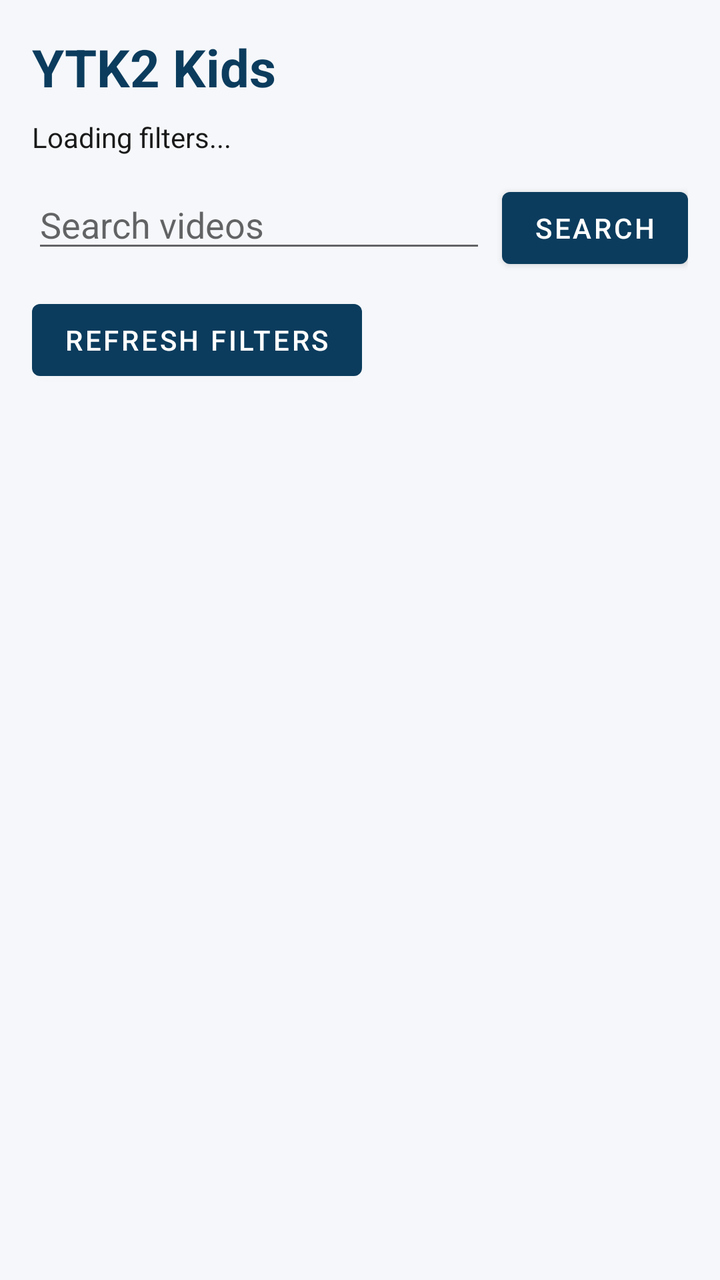
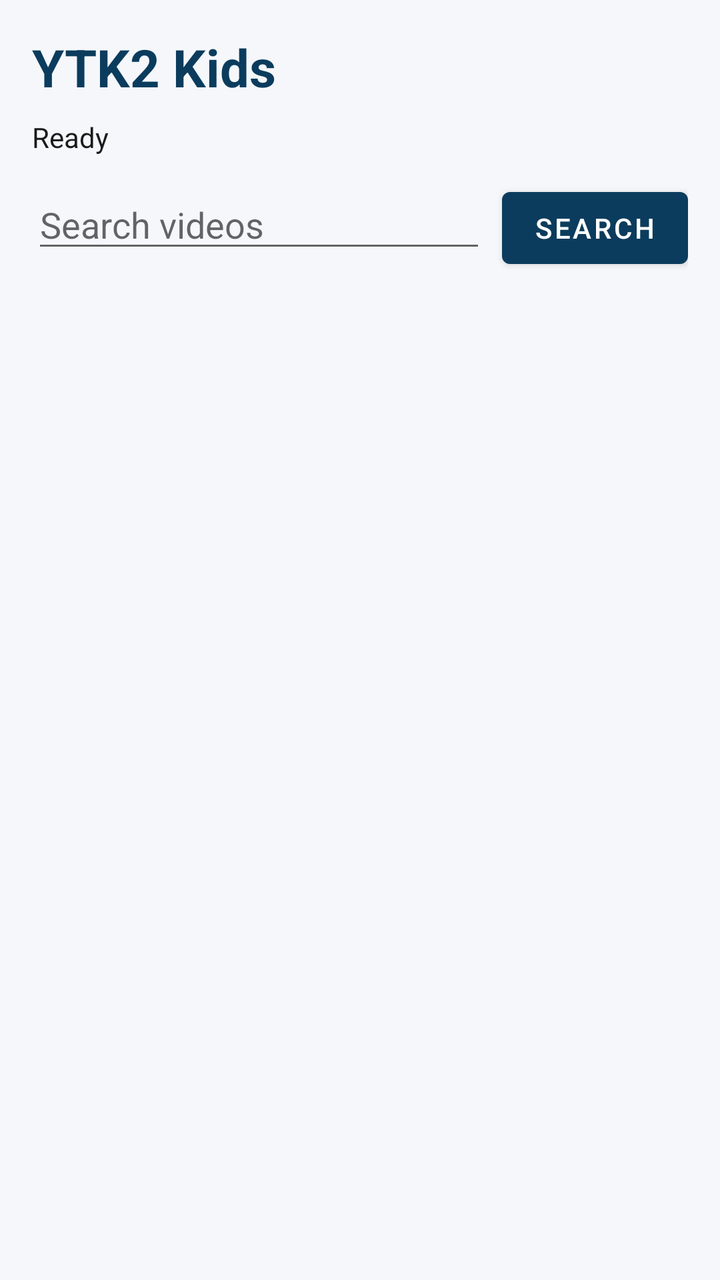

Screens rendered from an Android XML layout before and after an edit, with the pre-edit source and the edit as a unified diff.
<!-- AndroidManifest.xml: application theme Theme.YTK2 -->
<!-- res/layout/activity_main.xml -->
<?xml version="1.0" encoding="utf-8"?>
<androidx.constraintlayout.widget.ConstraintLayout xmlns:android="http://schemas.android.com/apk/res/android"
    xmlns:app="http://schemas.android.com/apk/res-auto"
    android:layout_width="match_parent"
    android:layout_height="match_parent"
    android:padding="16dp"
    android:background="@color/ytk2_bg">

    <TextView
        android:id="@+id/titleText"
        android:layout_width="0dp"
        android:layout_height="wrap_content"
        android:text="YTK2 Kids"
        android:textSize="26sp"
        android:textStyle="bold"
        android:textColor="@color/ytk2_primary"
        app:layout_constraintStart_toStartOf="parent"
        app:layout_constraintEnd_toEndOf="parent"
        app:layout_constraintTop_toTopOf="parent" />

    <TextView
        android:id="@+id/statusText"
        android:layout_width="0dp"
        android:layout_height="wrap_content"
        android:text="Loading filters..."
        android:textColor="@color/ytk2_text"
        app:layout_constraintStart_toStartOf="parent"
        app:layout_constraintEnd_toEndOf="parent"
        app:layout_constraintTop_toBottomOf="@id/titleText"
        android:layout_marginTop="8dp" />

    <LinearLayout
        android:id="@+id/searchRow"
        android:layout_width="0dp"
        android:layout_height="wrap_content"
        android:orientation="horizontal"
        app:layout_constraintStart_toStartOf="parent"
        app:layout_constraintEnd_toEndOf="parent"
        app:layout_constraintTop_toBottomOf="@id/statusText"
        android:layout_marginTop="12dp">

        <EditText
            android:id="@+id/searchInput"
            android:layout_width="0dp"
            android:layout_height="wrap_content"
            android:layout_weight="1"
            android:hint="Search videos"
            android:inputType="text"
            android:maxLines="1"
            android:imeOptions="actionSearch" />

        <Button
            android:id="@+id/searchButton"
            android:layout_width="wrap_content"
            android:layout_height="wrap_content"
            android:text="Search"
            android:layout_marginStart="8dp" />
    </LinearLayout>

    <Button
        android:id="@+id/refreshFiltersButton"
        android:layout_width="wrap_content"
        android:layout_height="wrap_content"
        android:text="Refresh Filters"
        app:layout_constraintTop_toBottomOf="@id/searchRow"
        app:layout_constraintStart_toStartOf="parent"
        android:layout_marginTop="8dp" />

    <androidx.recyclerview.widget.RecyclerView
        android:id="@+id/resultsRecycler"
        android:layout_width="0dp"
        android:layout_height="0dp"
        android:clipToPadding="false"
        android:paddingBottom="8dp"
        app:layout_constraintTop_toBottomOf="@id/refreshFiltersButton"
        app:layout_constraintBottom_toBottomOf="parent"
        app:layout_constraintStart_toStartOf="parent"
        app:layout_constraintEnd_toEndOf="parent"
        android:layout_marginTop="8dp" />

</androidx.constraintlayout.widget.ConstraintLayout>
<!-- resources referenced by this layout -->
<resources>
  <color name="ytk2_bg">#F5F7FA</color>
  <color name="ytk2_primary">#0B3C5D</color>
  <color name="ytk2_text">#1A1A1A</color>
  <style name="Theme.YTK2" parent="Theme.MaterialComponents.DayNight.NoActionBar">
          <item name="colorPrimary">@color/ytk2_primary</item>
          <item name="colorPrimaryVariant">@color/ytk2_primary</item>
          <item name="colorOnPrimary">@android:color/white</item>
          <item name="colorSecondary">@color/ytk2_accent</item>
          <item name="android:statusBarColor" tools:targetApi="l">@color/ytk2_primary</item>
          <item name="android:navigationBarColor">@color/ytk2_bg</item>
      </style>
  <color name="ytk2_accent">#00A878</color>
</resources>

<!-- the commit's change to res/layout/activity_main.xml (unified diff, before → after) -->
@@ -22,7 +22,7 @@
         android:id="@+id/statusText"
         android:layout_width="0dp"
         android:layout_height="wrap_content"
-        android:text="Loading filters..."
+        android:text="Ready"
         android:textColor="@color/ytk2_text"
         app:layout_constraintStart_toStartOf="parent"
         app:layout_constraintEnd_toEndOf="parent"
@@ -57,22 +57,13 @@
             android:layout_marginStart="8dp" />
     </LinearLayout>
 
-    <Button
-        android:id="@+id/refreshFiltersButton"
-        android:layout_width="wrap_content"
-        android:layout_height="wrap_content"
-        android:text="Refresh Filters"
-        app:layout_constraintTop_toBottomOf="@id/searchRow"
-        app:layout_constraintStart_toStartOf="parent"
-        android:layout_marginTop="8dp" />
-
     <androidx.recyclerview.widget.RecyclerView
         android:id="@+id/resultsRecycler"
         android:layout_width="0dp"
         android:layout_height="0dp"
         android:clipToPadding="false"
         android:paddingBottom="8dp"
-        app:layout_constraintTop_toBottomOf="@id/refreshFiltersButton"
+        app:layout_constraintTop_toBottomOf="@id/searchRow"
         app:layout_constraintBottom_toBottomOf="parent"
         app:layout_constraintStart_toStartOf="parent"
         app:layout_constraintEnd_toEndOf="parent"
